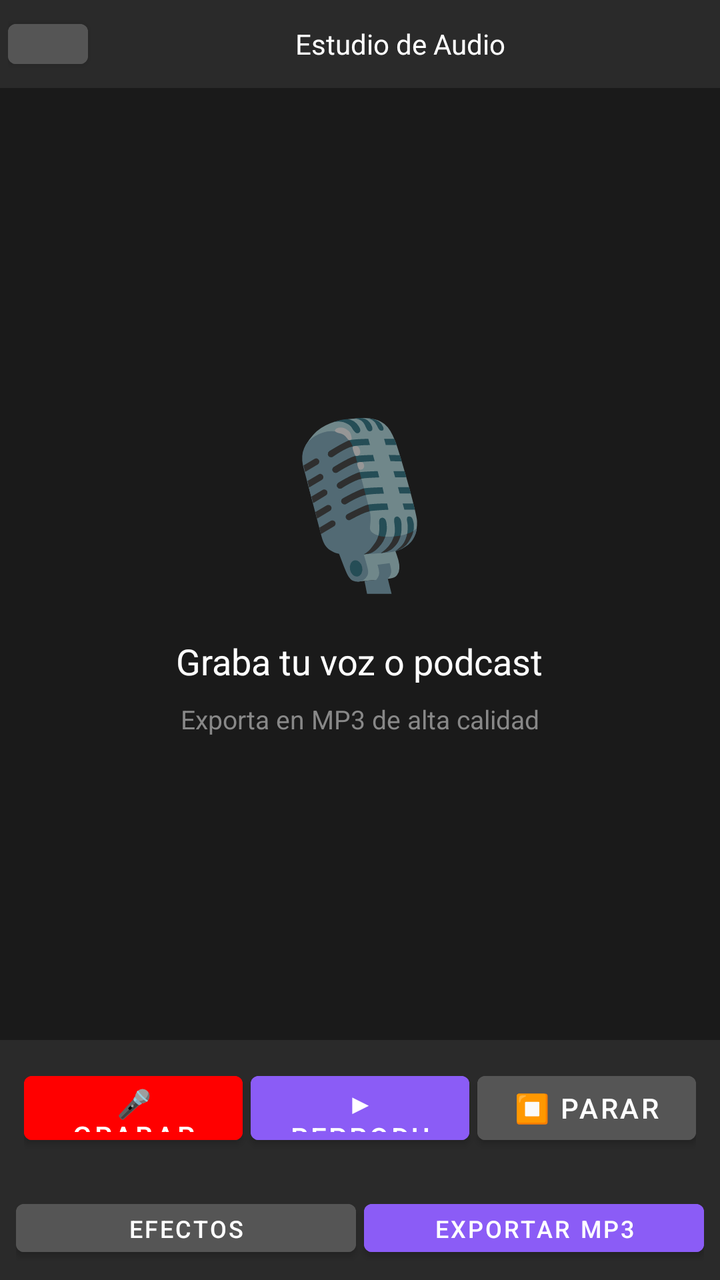
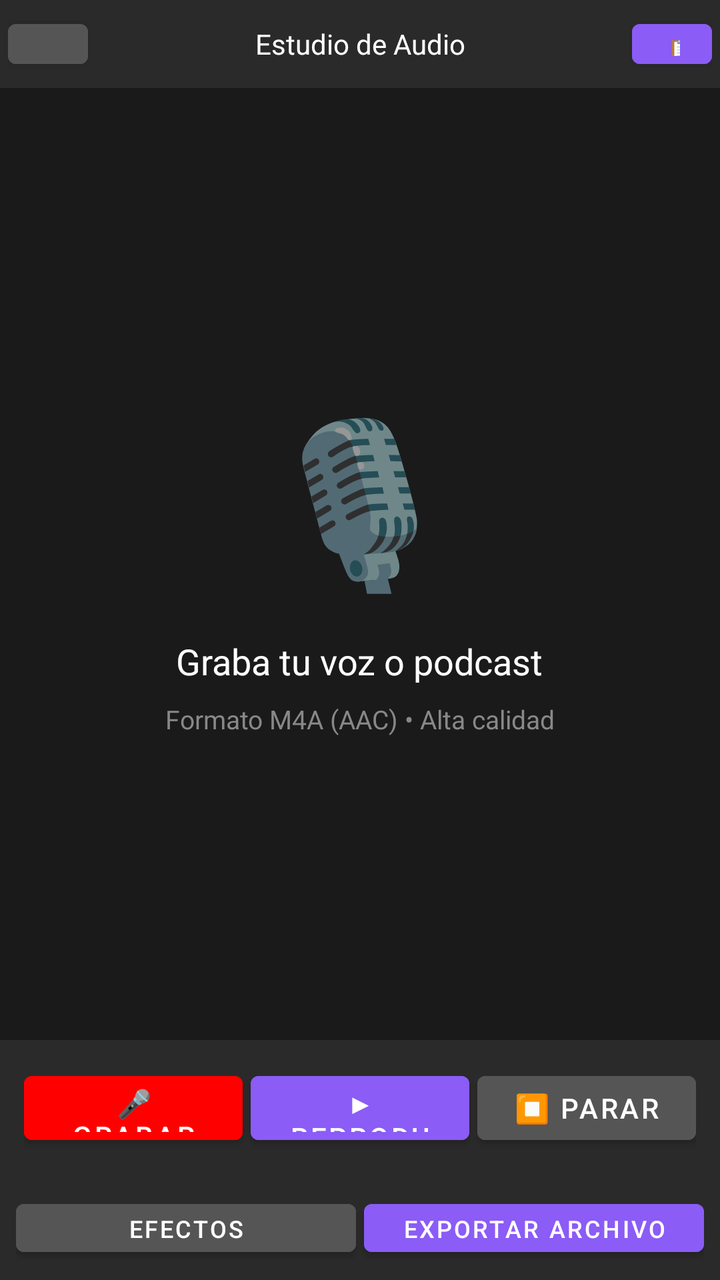

An Android layout rendered at two revisions. The XML below is the earlier revision; the diff shows what the commit changed to produce the second picture.
<!-- AndroidManifest.xml: application theme Theme.Creador360 -->
<!-- res/layout/activity_audio_editor.xml -->
<?xml version="1.0" encoding="utf-8"?>
<LinearLayout xmlns:android="http://schemas.android.com/apk/res/android"
    android:layout_width="match_parent"
    android:layout_height="match_parent"
    android:orientation="vertical"
    android:background="#1A1A1A">

    <LinearLayout
        android:layout_width="match_parent"
        android:layout_height="44dp"
        android:background="#2A2A2A"
        android:gravity="center_vertical"
        android:orientation="horizontal"
        android:paddingHorizontal="4dp">

        <Button
            android:id="@+id/btnBack"
            android:layout_width="40dp"
            android:layout_height="32dp"
            android:text="←"
            android:textSize="16sp"
            android:backgroundTint="#555555"
            android:minWidth="0dp" />

        <TextView
            android:layout_width="0dp"
            android:layout_height="wrap_content"
            android:layout_weight="1"
            android:text="Estudio de Audio"
            android:textColor="#FFFFFF"
            android:textSize="14sp"
            android:gravity="center" />
    </LinearLayout>

    <LinearLayout
        android:layout_width="match_parent"
        android:layout_height="0dp"
        android:layout_weight="1"
        android:gravity="center"
        android:orientation="vertical">

        <TextView
            android:layout_width="wrap_content"
            android:layout_height="wrap_content"
            android:text="🎙️"
            android:textSize="80sp" />

        <TextView
            android:layout_width="wrap_content"
            android:layout_height="wrap_content"
            android:layout_marginTop="16dp"
            android:text="Graba tu voz o podcast"
            android:textColor="#FFFFFF"
            android:textSize="18sp" />

        <TextView
            android:layout_width="wrap_content"
            android:layout_height="wrap_content"
            android:layout_marginTop="8dp"
            android:text="Exporta en MP3 de alta calidad"
            android:textColor="#888888"
            android:textSize="13sp" />
    </LinearLayout>

    <LinearLayout
        android:layout_width="match_parent"
        android:layout_height="wrap_content"
        android:background="#2A2A2A"
        android:gravity="center"
        android:orientation="horizontal"
        android:padding="12dp">

        <Button
            android:id="@+id/btnRecord"
            android:layout_width="0dp"
            android:layout_height="44dp"
            android:layout_weight="1"
            android:text="🎤 Grabar"
            android:textSize="14sp"
            android:backgroundTint="#FF0000"
            android:layout_marginEnd="4dp" />

        <Button
            android:id="@+id/btnPlay"
            android:layout_width="0dp"
            android:layout_height="44dp"
            android:layout_weight="1"
            android:text="▶ Reproducir"
            android:textSize="14sp"
            android:backgroundTint="#8B5CF6"
            android:layout_marginEnd="4dp" />

        <Button
            android:id="@+id/btnStop"
            android:layout_width="0dp"
            android:layout_height="44dp"
            android:layout_weight="1"
            android:text="⏹ Parar"
            android:textSize="14sp"
            android:backgroundTint="#555555" />
    </LinearLayout>

    <LinearLayout
        android:layout_width="match_parent"
        android:layout_height="wrap_content"
        android:background="#2A2A2A"
        android:gravity="center"
        android:orientation="horizontal"
        android:padding="8dp">

        <Button
            android:id="@+id/btnEffects"
            android:layout_width="0dp"
            android:layout_height="36dp"
            android:layout_weight="1"
            android:text="Efectos"
            android:textSize="12sp"
            android:backgroundTint="#555555"
            android:layout_marginEnd="4dp" />

        <Button
            android:id="@+id/btnExport"
            android:layout_width="0dp"
            android:layout_height="36dp"
            android:layout_weight="1"
            android:text="Exportar MP3"
            android:textSize="12sp"
            android:backgroundTint="#8B5CF6" />
    </LinearLayout>
</LinearLayout>
<!-- resources referenced by this layout -->
<resources>
  <style name="Theme.Creador360" parent="Theme.MaterialComponents.DayNight.NoActionBar">
          <item name="colorPrimary">#8B5CF6</item>
          <item name="colorPrimaryVariant">#7C3AED</item>
          <item name="colorOnPrimary">#FFFFFF</item>
          <item name="colorSecondary">#8B5CF6</item>
          <item name="colorSurface">#FFFFFF</item>
          <item name="colorOnSurface">#333333</item>
          <item name="android:colorBackground">#FAFAFA</item>
          <item name="android:statusBarColor">#FAFAFA</item>
          <item name="android:navigationBarColor">#FFFFFF</item>
      </style>
</resources>

<!-- the commit's change to res/layout/activity_audio_editor.xml (unified diff, before → after) -->
@@ -30,6 +30,15 @@
             android:textColor="#FFFFFF"
             android:textSize="14sp"
             android:gravity="center" />
+
+        <Button
+            android:id="@+id/btnList"
+            android:layout_width="40dp"
+            android:layout_height="32dp"
+            android:text="📋"
+            android:textSize="14sp"
+            android:backgroundTint="#8B5CF6"
+            android:minWidth="0dp" />
     </LinearLayout>
 
     <LinearLayout
@@ -57,7 +66,7 @@
             android:layout_width="wrap_content"
             android:layout_height="wrap_content"
             android:layout_marginTop="8dp"
-            android:text="Exporta en MP3 de alta calidad"
+            android:text="Formato M4A (AAC) • Alta calidad"
             android:textColor="#888888"
             android:textSize="13sp" />
     </LinearLayout>
@@ -123,7 +132,7 @@
             android:layout_width="0dp"
             android:layout_height="36dp"
             android:layout_weight="1"
-            android:text="Exportar MP3"
+            android:text="Exportar archivo"
             android:textSize="12sp"
             android:backgroundTint="#8B5CF6" />
     </LinearLayout>
